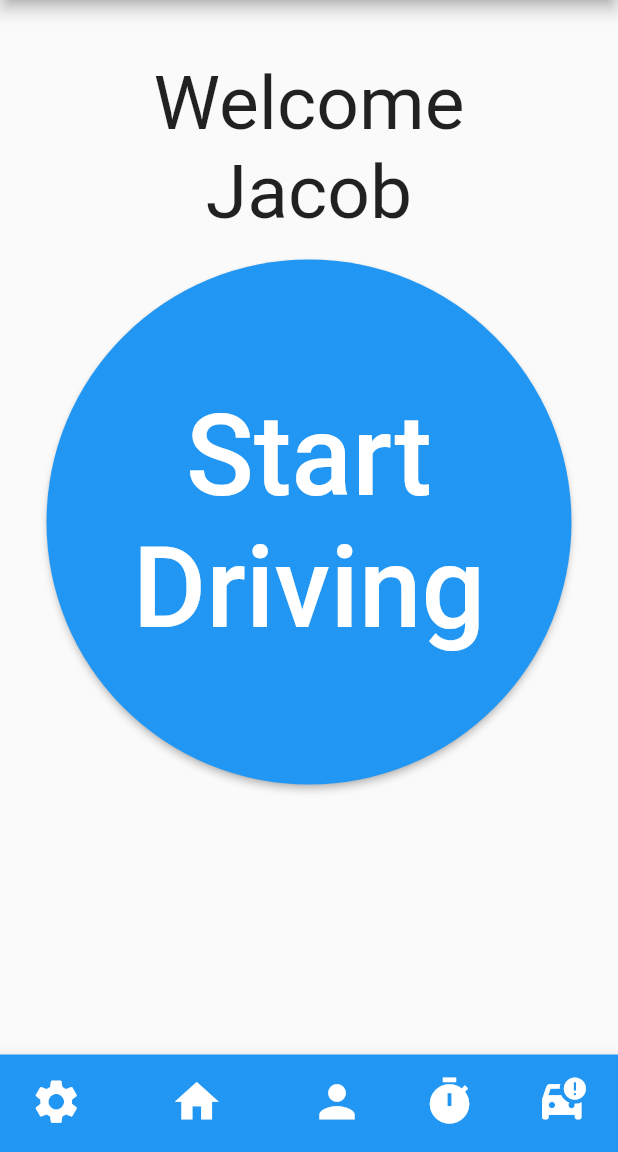
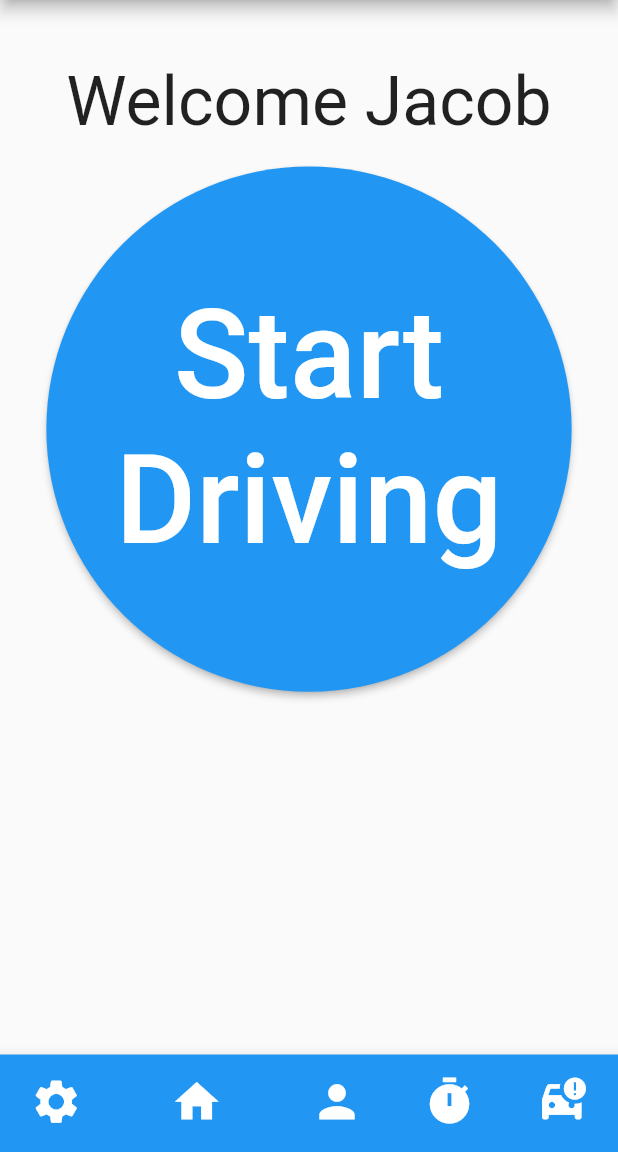
Before and after one commit to FalconLuma/-DECO38010--VillersBoysII, a Flutter app: the screen it shows after launch, on a phone screen of 412 x 824 dp, the part 84-1236 px from its top. Run offline on Flutter 3.47's test engine with Material 2 defaults, Android fonts, the phone set to English and light mode, and no system bars.

Commit message:
Home, questionnaire, partial driving layout

```diff
--- a/villers_boys_ii/lib/home_page.dart
+++ b/villers_boys_ii/lib/home_page.dart
@@ -16,15 +16,20 @@ class _HomePageState extends State<HomePage> {
   @override
   Widget build(BuildContext context) {
     return Scaffold(
-      body: Column(
+      body: Row(
+        mainAxisAlignment: MainAxisAlignment.center,
+        children: [
+          Column(
             mainAxisAlignment: MainAxisAlignment.start,
             children: <Widget>[
               Padding(
-            padding: const EdgeInsets.all(15),
+                padding: EdgeInsets.only(top:MediaQuery.of(context).size.height*0.02,
+                bottom: MediaQuery.of(context).size.height*0.02),
                 child: Text(
                   'Welcome ${widget.user.getUserName()}',
-              style: const TextStyle(fontSize: 50),
+                  style: TextStyle(fontSize: MediaQuery.of(context).size.width*0.11),
                   textAlign: TextAlign.center,
+
                 ),
               ),
               ElevatedButton(
@@ -33,17 +38,19 @@ class _HomePageState extends State<HomePage> {
                       builder: (context) => QuestionairePage(user: widget.user)));
                 },
                 style: ElevatedButton.styleFrom(
-              fixedSize: const Size(350, 350),
+                  fixedSize: Size(MediaQuery.of(context).size.width * 0.85, MediaQuery.of(context).size.width * 0.85),
                   shape: const CircleBorder(),
                 ),
-            child: const Text(
+                child: Text(
                   'Start Driving',
-              style: TextStyle(fontSize: 75),
+                  style: TextStyle(fontSize: MediaQuery.of(context).size.width*0.2),
                   textAlign: TextAlign.center,
                 ),
               ),
             ],
           ),
+        ],
+      )
     );
   }
 }
```
Also changed, not shown: villers_boys_ii/lib/driving_page.dart (+7 -6 lines), villers_boys_ii/lib/questionaire_test.dart (+5 -5 lines). Lines whose indentation alone changed are shown as unchanged.
